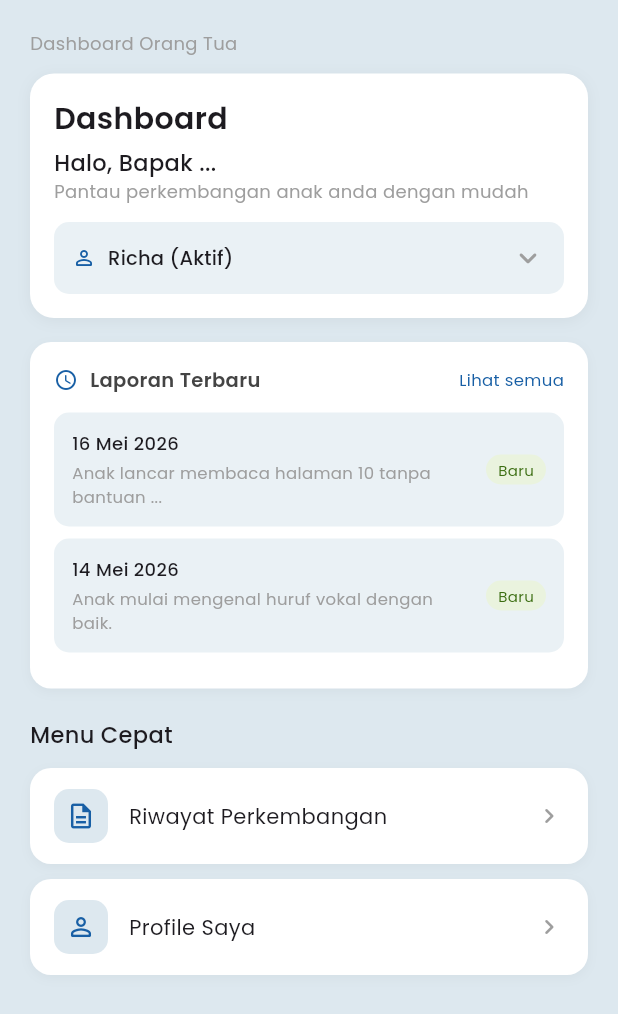
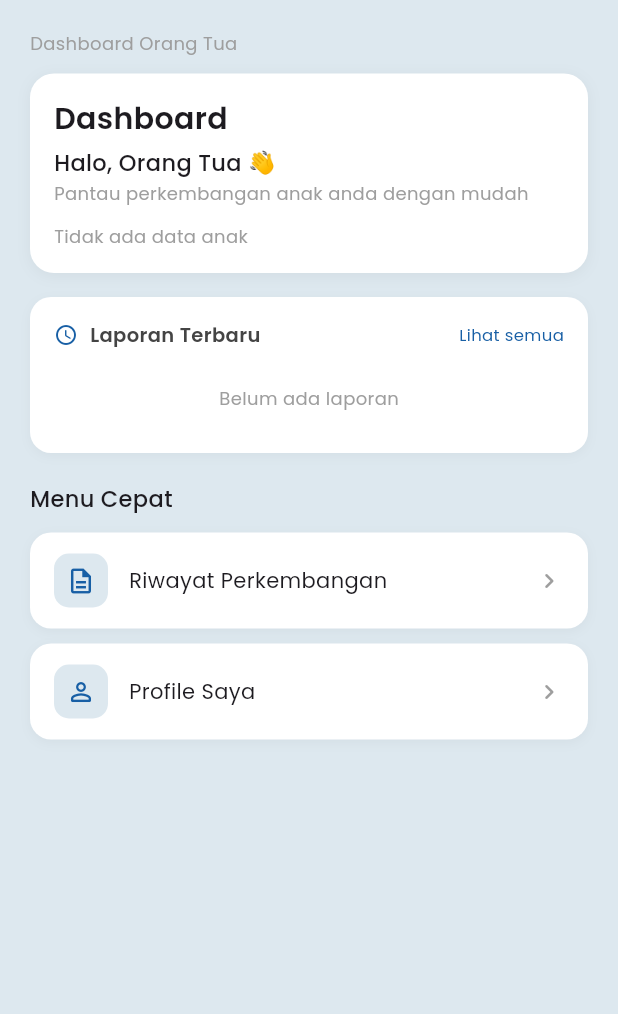
Before and after one commit to danavaaa/smartpaud, a Flutter app: the OrangTuaDashboardPage screen opened directly, on a phone screen of 412 x 824 dp. Shown: the top 1014 px of the screen. Run offline on Flutter 3.47's test engine with Material 3 defaults, Android fonts, the phone set to English and light mode, and no system bars; our stand-ins replace image_picker, supabase_flutter; accounts and stored records are empty.

Commit message:
integrasi backend ke dashboard orang tua

```diff
--- a/lib/features/orang_tua/dashboard/orang_tua_dashboard.dart
+++ b/lib/features/orang_tua/dashboard/orang_tua_dashboard.dart
@@ -1,6 +1,9 @@
 import 'package:flutter/material.dart';
 import '../riwayat_perkembangan/riwayat_perkembangan_page.dart';
+import '../riwayat_perkembangan/riwayat_ortu_model.dart';
+import '../riwayat_perkembangan/riwayat_ortu_service.dart';
 import '../profile/profile_ortu_page.dart';
+import '../../../services/user_session.dart';
 
 // Halaman dashboard orang tua
 class OrangTuaDashboardPage extends StatefulWidget {
@@ -11,36 +14,100 @@ class OrangTuaDashboardPage extends StatefulWidget {
 }
 
 class _OrangTuaDashboardPageState extends State<OrangTuaDashboardPage> {
-  // Dummy nama orang tua
-  final String _namaOrangTua = 'Bapak ...';
+  // object service digunakan untuk mengambil data dari database
+  final _service = RiwayatLaporanOrtuService();
 
-  // Dummy list anak
-  final List<Map<String, String>> _anakList = [
-    {'id': '1', 'nama': 'Richa', 'status': 'Aktif'},
-    {'id': '2', 'nama': 'Richie', 'status': 'Tidak Aktif'},
-  ];
+  // Getter untuk mengambil nama orang tua dari session
+  String get _namaOrangTua => UserSession().nama ?? 'Orang Tua';
 
-  // Menyimpan anak yang sedang dipilih di dropdown
-  Map<String, String>? _selectedAnak;
+  // Menyimpan daftar anak milik orang tua, awalnya list kosong
+  List<AnakOrtuModel> _anakList = [];
 
-  // Dummy laporan perkembangan terbaru
-  final List<Map<String, String>> _laporanList = [
-    {
-      'tanggal': '16 Mei 2026',
-      'catatan': 'Anak lancar membaca halaman 10 tanpa bantuan guru.',
-    },
-    {
-      'tanggal': '14 Mei 2026',
-      'catatan': 'Anak mulai mengenal huruf vokal dengan baik.',
-    },
-  ];
+  // Menyimpan data anak yang sedang dipilih
+  AnakOrtuModel? _selectedAnak;
+
+  // Menyimpan daftar laporan perkembangan anak
+  List<LaporanOrtuModel> _laporanList = [];
+
+  // Status loading saat mengambil data anak
+  bool _isLoadingAnak = true;
+
+  // Status loading saat mengambil data laporan
+  bool _isLoadingLaporan = false;
 
   @override
   void initState() {
     super.initState();
+    _loadAnak();
+  }
 
-    // Otomatis pilih anak pertama saat halaman dibuka
-    _selectedAnak = _anakList.first;
+  Future<void> _loadAnak() async {
+    // Aktifkan loading sebelum mulai ambil data anak
+    setState(() => _isLoadingAnak = true);
+
+    try {
+      // Ambil email orang tua dari session
+      final email = UserSession().email ?? '';
+
+      // Cari id_orang_tua berdasarkan email
+      final idOrangTua = await _service.getIdOrangTua(email);
+
+      // Kalau id_orang_tua tidak ditemukan
+      if (idOrangTua == null) {
+        // Matikan loading
+        setState(() => _isLoadingAnak = false);
+
+        // Hentikan function
+        return;
+      }
+
+      // Ambil daftar anak berdasarkan id_orang_tua
+      final list = await _service.getAnakList(idOrangTua);
+
+      setState(() {
+        // Simpan daftar anak ke state
+        _anakList = list;
+
+        // Loading selesai
+        _isLoadingAnak = false;
+
+        // Kalau ada data anak
+        if (list.isNotEmpty) {
+          // Pilih anak yang aktif, kalau tidak ada yang aktif, ambil anak pertama
+          _selectedAnak = list.firstWhere(
+            (a) => a.isActive,
+            orElse: () => list.first,
+          );
+
+          // Setelah anak dipilih, ambil laporan anak tersebut
+          _loadLaporan(_selectedAnak!.id);
+        }
+      });
+    } catch (e) {
+      // Kalau terjadi error, matikan loading
+      setState(() => _isLoadingAnak = false);
+    }
+  }
+
+  Future<void> _loadLaporan(String idSiswa) async {
+    // Aktifkan loading laporan
+    setState(() => _isLoadingLaporan = true);
+
+    try {
+      // Ambil daftar laporan berdasarkan id siswa
+      final list = await _service.getLaporan(idSiswa);
+
+      setState(() {
+        // Simpan data laporan ke state
+        _laporanList = list;
+
+        // Loading laporan selesai
+        _isLoadingLaporan = false;
+      });
+    } catch (e) {
+      // Kalau terjadi error, matikan loading
+      setState(() => _isLoadingLaporan = false);
+    }
   }
 
   @override
@@ -104,12 +171,13 @@ class _OrangTuaDashboardPageState extends State<OrangTuaDashboardPage> {
               _buildMenuItem(
                 icon: Icons.person_outline_rounded,
                 label: 'Profile Saya',
-                onTap: () {
-                  Navigator.push(
+                onTap:
+                    () => Navigator.push(
                       context,
-                    MaterialPageRoute(builder: (_) => const ProfileOrtuPage()),
-                  );
-                },
+                      MaterialPageRoute(
+                        builder: (_) => const ProfileOrtuPage(),
+                      ),
+                    ),
               ),
             ],
           ),
@@ -154,7 +222,7 @@ class _OrangTuaDashboardPageState extends State<OrangTuaDashboardPage> {
 
           // Sapaan orang tua
           Text(
-            'Halo, $_namaOrangTua',
+            'Halo, $_namaOrangTua 👋',
             style: const TextStyle(
               fontSize: 15,
               fontWeight: FontWeight.w500,
@@ -174,6 +242,20 @@ class _OrangTuaDashboardPageState extends State<OrangTuaDashboardPage> {
           const SizedBox(height: 12),
 
           // Dropdown pilih anak
+          if (_isLoadingAnak)
+            // Jika data anak masih dalam proses diambil dari database, tampilkan loading di tengah layar
+            const Center(child: CircularProgressIndicator())
+          else if (_anakList.isEmpty)
+            // Jika loading selesai tetapi daftar anak kosong, tampilkan pesan informasi
+            const Text(
+              'Tidak ada data anak',
+              style: TextStyle(
+                fontSize: 12,
+                color: Colors.grey,
+                fontFamily: 'Poppins',
+              ),
+            )
+          else
             Container(
               padding: const EdgeInsets.symmetric(horizontal: 12),
 
@@ -183,7 +265,7 @@ class _OrangTuaDashboardPageState extends State<OrangTuaDashboardPage> {
               ),
 
               child: DropdownButtonHideUnderline(
-              child: DropdownButton<Map<String, String>>(
+                child: DropdownButton<AnakOrtuModel>(
                   // Anak yang sedang dipilih
                   value: _selectedAnak,
 
@@ -197,7 +279,7 @@ class _OrangTuaDashboardPageState extends State<OrangTuaDashboardPage> {
                   // Generate item dropdown dari list anak
                   items:
                       _anakList.map((anak) {
-                      return DropdownMenuItem<Map<String, String>>(
+                        return DropdownMenuItem<AnakOrtuModel>(
                           value: anak,
 
                           child: Row(
@@ -211,7 +293,7 @@ class _OrangTuaDashboardPageState extends State<OrangTuaDashboardPage> {
 
                               // Menampilkan nama anak dan status anak
                               Text(
-                              '${anak['nama']} (${anak['status']})',
+                                '${anak.nama} (${anak.isActive ? 'Aktif' : 'Tidak Aktif'})',
                                 style: const TextStyle(
                                   fontSize: 13,
                                   fontFamily: 'Poppins',
@@ -227,6 +309,7 @@ class _OrangTuaDashboardPageState extends State<OrangTuaDashboardPage> {
                     if (val != null) {
                       // Update anak yang dipilih
                       setState(() => _selectedAnak = val);
+                      _loadLaporan(val.id);
                     }
                   },
                 ),
@@ -283,7 +366,13 @@ class _OrangTuaDashboardPageState extends State<OrangTuaDashboardPage> {
 
               // Tombol lihat semua
               GestureDetector(
-                onTap: () {},
+                onTap:
+                    () => Navigator.push(
+                      context,
+                      MaterialPageRoute(
+                        builder: (_) => const RiwayatPerkembanganPage(),
+                      ),
+                    ),
                 child: const Text(
                   'Lihat semua',
                   style: TextStyle(
@@ -297,18 +386,30 @@ class _OrangTuaDashboardPageState extends State<OrangTuaDashboardPage> {
           ),
           const SizedBox(height: 12),
 
-          // Generate list laporan dari _laporanList
-          ..._laporanList.map((l) {
-            // Ambil catatan laporan
-            final catatan = l['catatan']!;
-
-            // Potong teks jika terlalu panjang
-            final preview =
-                catatan.length > 45
-                    ? '${catatan.substring(0, 45)}...'
-                    : catatan;
-
-            return Padding(
+          if (_isLoadingLaporan)
+            // Jika data laporan masih diambil dari database, tampilkan loading spinner di tengah
+            const Center(child: CircularProgressIndicator())
+          else if (_laporanList.isEmpty)
+            // Jika loading selesai tetapi tidak ada laporan, tampilkan pesan bahwa laporan belum tersedia
+            const Center(
+              child: Padding(
+                padding: EdgeInsets.symmetric(vertical: 12),
+                child: Text(
+                  'Belum ada laporan',
+                  style: TextStyle(
+                    fontSize: 12,
+                    color: Colors.grey,
+                    fontFamily: 'Poppins',
+                  ),
+                ),
+              ),
+            )
+          else
+            // Jika loading selesai dan laporan ada, tampilkan maksimal 2 laporan terbaru
+            ..._laporanList
+                .take(2) // mengambil hanya 2 data pertama dari list
+                .map(
+                  (l) => Padding(
                     padding: const EdgeInsets.only(bottom: 8),
 
                     child: Container(
@@ -328,7 +429,7 @@ class _OrangTuaDashboardPageState extends State<OrangTuaDashboardPage> {
                               children: [
                                 // Tanggal laporan
                                 Text(
-                            l['tanggal']!,
+                                  l.tanggal,
                                   style: const TextStyle(
                                     fontSize: 12,
                                     fontWeight: FontWeight.w500,
@@ -339,7 +440,7 @@ class _OrangTuaDashboardPageState extends State<OrangTuaDashboardPage> {
 
                                 // Preview catatan laporan
                                 Text(
-                            preview,
+                                  l.preview,
                                   style: const TextStyle(
                                     fontSize: 11,
                                     color: Colors.grey,
@@ -352,6 +453,7 @@ class _OrangTuaDashboardPageState extends State<OrangTuaDashboardPage> {
 
                           const SizedBox(width: 8),
 
+                          if (l.isNew)
                             // Badge status laporan
                             Container(
                               padding: const EdgeInsets.symmetric(
@@ -374,8 +476,8 @@ class _OrangTuaDashboardPageState extends State<OrangTuaDashboardPage> {
                         ],
                       ),
                     ),
-            );
-          }),
+                  ),
+                ),
         ],
       ),
     );
```
Lines whose indentation alone changed are shown as unchanged.
